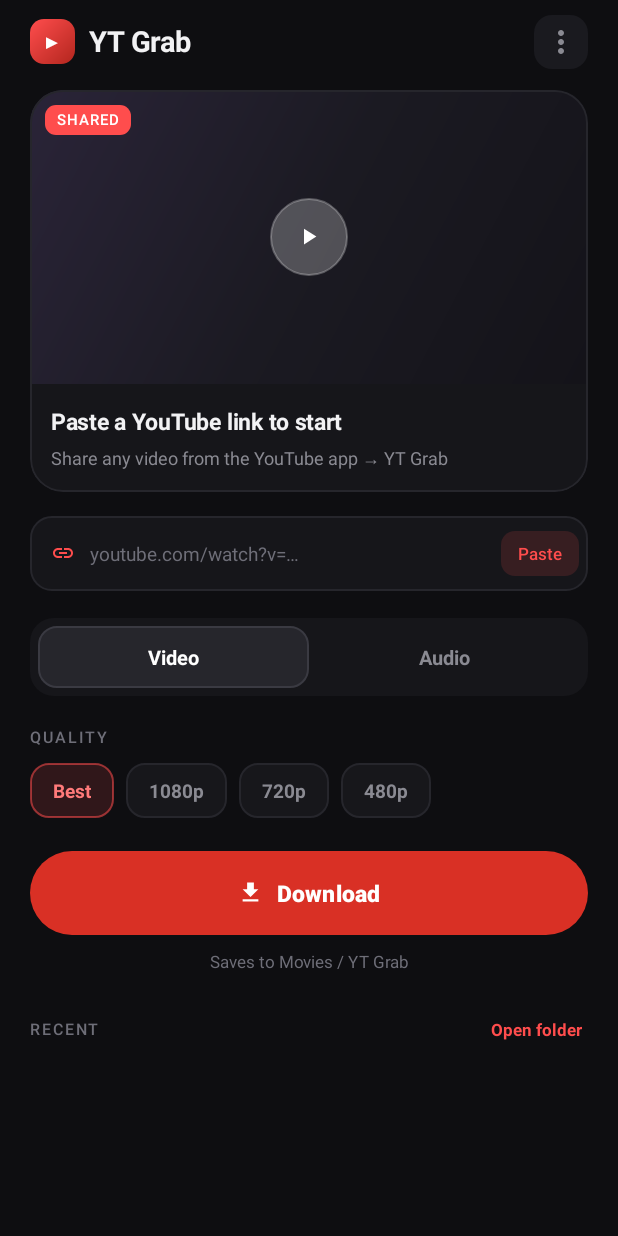
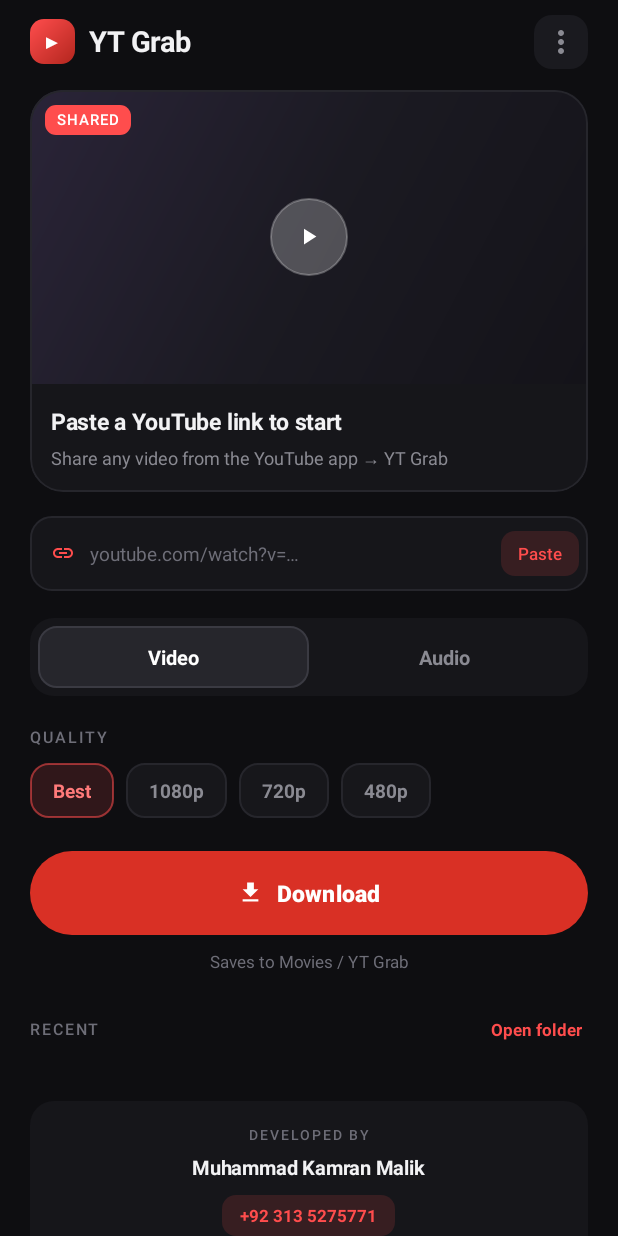
Before and after one commit to paklatestinformation-cyber/ytgrab, an Android app: the layout activity_main.xml on its own in the app's theme, with its tools: preview values and no code run, on a phone screen of 412 x 824 dp. Run offline under Robolectric (Android 15) with nearby library versions, the phone set to English and light mode, and no system bars.

Commit message:
v1.1: developer credit on front page (Muhammad Kamran Malik)

```diff
--- a/app/build.gradle
+++ b/app/build.gradle
@@ -10,8 +10,8 @@ android {
         applicationId 'com.zyvo.ytgrab'
         minSdk 26
         targetSdk 34
-        versionCode 1
-        versionName "1.0"
+        versionCode 2
+        versionName "1.1"
         ndk {
             abiFilters 'arm64-v8a', 'armeabi-v7a'
         }
--- a/app/src/main/java/com/zyvo/ytgrab/MainActivity.java
+++ b/app/src/main/java/com/zyvo/ytgrab/MainActivity.java
@@ -74,6 +74,7 @@ public class MainActivity extends AppCompatActivity implements DownloadBus.Liste
         b.btnOpenFolder.setOnClickListener(v -> openFolder());
         b.btnDownload.setOnClickListener(v -> startDownload());
         b.btnCancel.setOnClickListener(v -> cancelDownload());
+        b.btnPhone.setOnClickListener(v -> dialDeveloper());
 
         b.segVideo.setOnClickListener(v -> setMode(0));
         b.segAudio.setOnClickListener(v -> setMode(1));
@@ -538,6 +539,14 @@ public class MainActivity extends AppCompatActivity implements DownloadBus.Liste
         }).start();
     }
 
+    private void dialDeveloper() {
+        try {
+            startActivity(new Intent(Intent.ACTION_DIAL, Uri.parse("tel:+923135275771")));
+        } catch (Exception e) {
+            snack("No dialer app found");
+        }
+    }
+
     private void openFolder() {
         File dir = new File(getExternalFilesDir(null), "downloads");
         try {
--- a/app/src/main/res/layout/activity_main.xml
+++ b/app/src/main/res/layout/activity_main.xml
@@ -542,6 +542,52 @@
                     android:textColor="@color/text_secondary"
                     android:textSize="12.5sp" />
             </LinearLayout>
+
+            <LinearLayout
+                android:layout_width="match_parent"
+                android:layout_height="wrap_content"
+                android:layout_marginTop="26dp"
+                android:background="@drawable/bg_row"
+                android:gravity="center"
+                android:orientation="vertical"
+                android:paddingTop="16dp"
+                android:paddingBottom="16dp">
+
+                <TextView
+                    android:layout_width="wrap_content"
+                    android:layout_height="wrap_content"
+                    android:fontFamily="sans-serif-medium"
+                    android:letterSpacing="0.14"
+                    android:text="@string/dev_label"
+                    android:textAllCaps="true"
+                    android:textColor="@color/text_muted"
+                    android:textSize="9.5sp" />
+
+                <TextView
+                    android:layout_width="wrap_content"
+                    android:layout_height="wrap_content"
+                    android:layout_marginTop="6dp"
+                    android:letterSpacing="-0.01"
+                    android:text="@string/dev_name"
+                    android:textColor="@color/text_primary"
+                    android:textSize="13.5sp"
+                    android:textStyle="bold" />
+
+                <TextView
+                    android:id="@+id/btnPhone"
+                    android:layout_width="wrap_content"
+                    android:layout_height="wrap_content"
+                    android:layout_marginTop="9dp"
+                    android:background="@drawable/bg_paste"
+                    android:paddingStart="12dp"
+                    android:paddingTop="6dp"
+                    android:paddingEnd="12dp"
+                    android:paddingBottom="6dp"
+                    android:text="@string/dev_phone"
+                    android:textColor="@color/accent"
+                    android:textSize="11.5sp"
+                    android:textStyle="bold" />
+            </LinearLayout>
         </LinearLayout>
     </androidx.core.widget.NestedScrollView>
 </LinearLayout>
--- a/app/src/main/res/values/strings.xml
+++ b/app/src/main/res/values/strings.xml
@@ -17,4 +17,7 @@
     <string name="empty_sub">Your finished videos and songs will show up here.</string>
     <string name="hint_save">Saves to Movies / YT Grab</string>
     <string name="notif_channel">Downloads</string>
+    <string name="dev_label">Developed by</string>
+    <string name="dev_name">Muhammad Kamran Malik</string>
+    <string name="dev_phone">+92 313 5275771</string>
 </resources>
```
